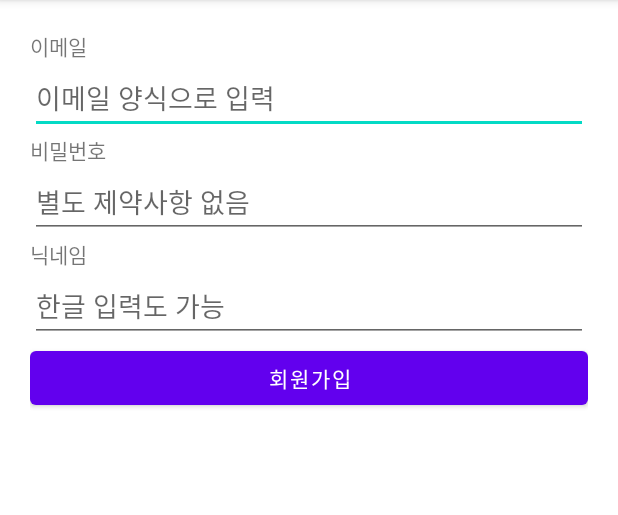
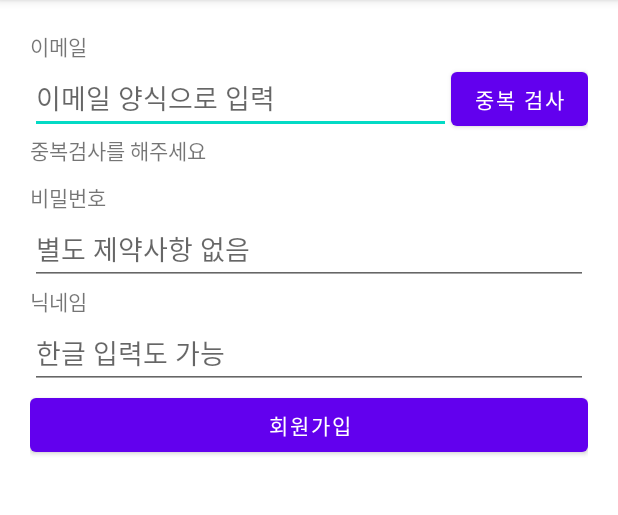
Before and after one commit to rlausw1/Colosseum_20210903, an Android app: the SignUpActivity screen opened directly, with no data from a screen before it, on a phone screen of 412 x 824 dp, the part 84-599 px from its top. Run offline under Robolectric (Android 15) with nearby library versions, the phone set to English and light mode, and no system bars.

```diff
--- a/app/src/main/java/com/nepplus/colosseum_20210903/SignUpActivity.kt
+++ b/app/src/main/java/com/nepplus/colosseum_20210903/SignUpActivity.kt
@@ -16,6 +16,17 @@ class SignUpActivity : BaseActivity() {
     }
 
     override fun setupEvents() {
+
+        checkEmailBtn.setOnClickListener() {
+//            1. 입력한 이메일을 받아서
+            val inputEmail = emailEdt.text.toString()
+
+//            2. 서버에 이메일 중복확인 요청 -> 응답에 따라, 결과 텍스트뷰의 문구 수정
+
+            ServerUtil.getRequestDuplCheck("EMAIL", inputEmail, null)
+        }
+
+
 
         signUpBtn.setOnClickListener {
 //            1. 입력 한 값 받아서
--- a/app/src/main/java/com/nepplus/colosseum_20210903/utils/ServerUtil.kt
+++ b/app/src/main/java/com/nepplus/colosseum_20210903/utils/ServerUtil.kt
@@ -3,6 +3,7 @@ package com.nepplus.colosseum_20210903.utils
 import android.app.DownloadManager
 import android.util.Log
 import okhttp3.*
+import okhttp3.HttpUrl.Companion.toHttpUrlOrNull
 import org.json.JSONObject
 import java.io.IOException
 
@@ -138,7 +139,29 @@ class ServerUtil {
         }
 
 
+        fun getRequestDuplCheck(type : String, value : String, handler: JsonResponseHandler?) {
+
+//            get메쏘드로 서버에 요청 -> URL을 적을때, (쿼리)파라미터들도 같이 적어줘야 한다.
+//            어디로 + 무엇을 들고 => 한번에 작성됨
+
+//            호스트주소 / 앤드포인트 기반으로 , 파라미터들을 쉽게 첨부할 수 있도록 도와주는 변수
+            val url = "${HOST_URL}/user_check".toHttpUrlOrNull()!!.newBuilder()
+//            기본 url 뒤에 , 파라미터를 첨부.
+            url.addEncodedQueryParameter("type", type)
+            url.addEncodedQueryParameter("value", value)
+
+            val urlString = url.toString()
+            Log.d("완성된URL", urlString)
+
+        }
+
+
+
+
     }
 
 
+
+
+
 }
--- a/app/src/main/res/layout/activity_sign_up.xml
+++ b/app/src/main/res/layout/activity_sign_up.xml
@@ -13,15 +13,39 @@
         android:layout_height="wrap_content"
         android:text="이메일"/>
 
-
-    <EditText
-        android:id="@+id/emailEdt"
+    <LinearLayout
         android:layout_width="match_parent"
         android:layout_height="wrap_content"
-        android:hint="이메일 양식으로 입력"
-        android:inputType="textEmailAddress"/>
+        android:orientation="horizontal">
+
+        <EditText
+            android:id="@+id/emailEdt"
+            android:layout_weight="1"
+            android:layout_height="wrap_content"
+            android:hint="이메일 양식으로 입력"
+            android:inputType="textEmailAddress"
+            android:layout_width="0dp"/>
+
+        <Button
+            android:id="@+id/checkEmailBtn"
+            android:layout_width="wrap_content"
+            android:layout_height="wrap_content"
+            android:text="중복 검사" />
+
+    </LinearLayout>
 
     <TextView
+        android:layout_width="wrap_content"
+        android:layout_height="wrap_content"
+        android:text="중복검사를 해주세요"/>
+
+
+
+
+
+    <TextView
+        android:id="@+id/checkEmailResultTxt"
+        android:layout_marginTop="10dp"
         android:layout_width="wrap_content"
         android:layout_height="wrap_content"
         android:text="비밀번호"/>
```
